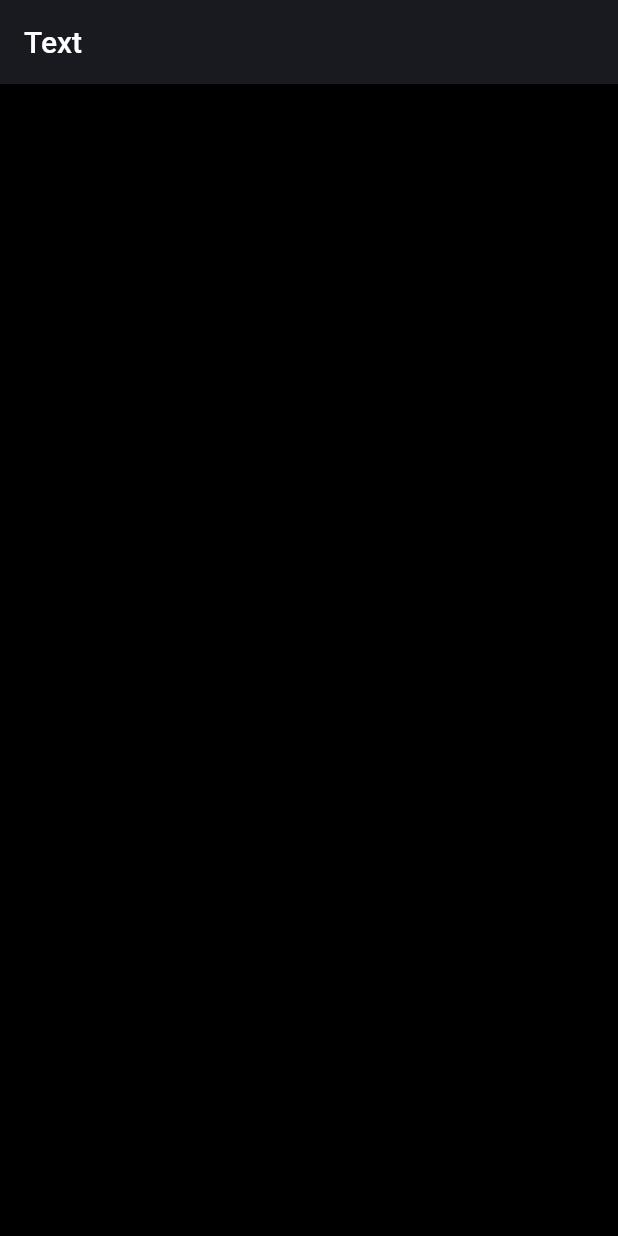
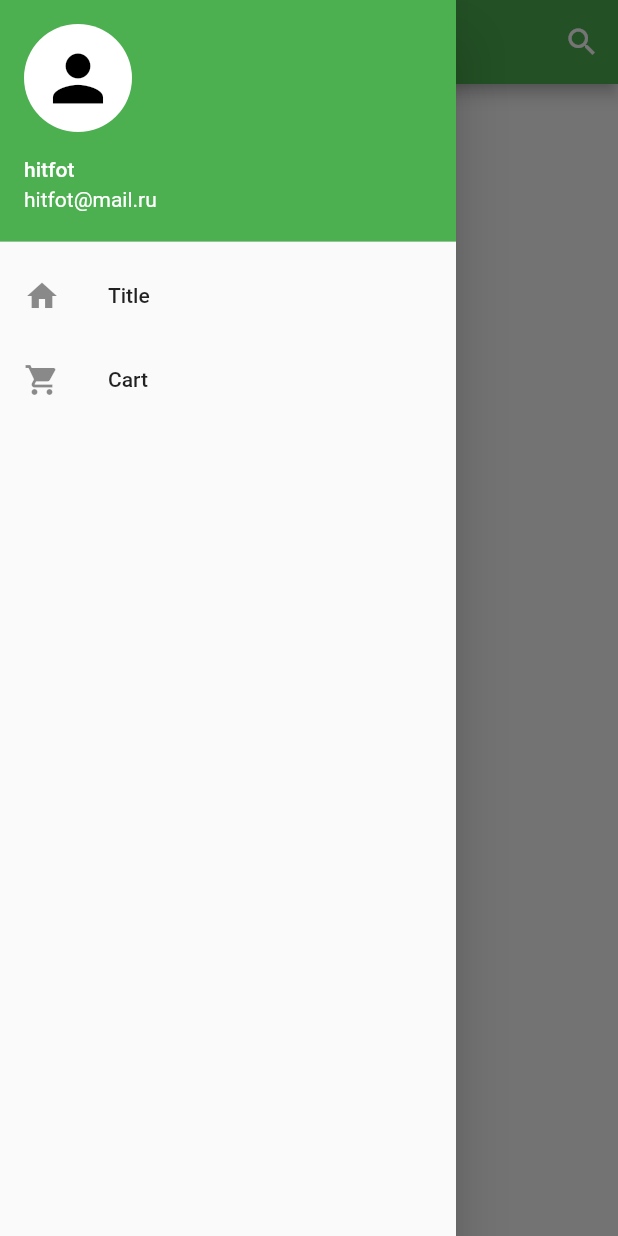
Before and after one commit to Kar1ch/marketplace, a Flutter app: the screen it shows after launch, with the side drawer open (before the commit the screen has no drawer), on a phone screen of 412 x 824 dp. Run offline on Flutter 3.47's test engine with Material 2 defaults, Android fonts, the phone set to English and light mode, and no system bars.

Commit message:
Commit 1

```diff
--- a/lib/main.dart
+++ b/lib/main.dart
@@ -1,10 +1,63 @@
 import 'package:flutter/material.dart';
-import 'package:marketplace/presentation/pages/home.dart';
 
-Future<void> main() async{
-  runApp(const MaterialApp(
-    debugShowCheckedModeBanner: false,
-    home: HomePage(),
-  ));
+void main() {
+  runApp(
+      MaterialApp(
+        debugShowCheckedModeBanner: false,
+        home: HomePage(),
+      )
+  );
+}
 
+class HomePage extends StatefulWidget{
+  @override
+  _HomePageState createState() => _HomePageState();
 }
+
+class _HomePageState extends State<HomePage>{
+  @override
+  Widget build(BuildContext context) {
+    return Scaffold(
+      appBar: AppBar(
+        backgroundColor: Colors.green,
+        title: const Text('Marketplace'),
+        actions: <Widget>[
+          IconButton(onPressed: (){}, icon: Icon(Icons.search, color: Colors.white,)),
+        ],
+      ),
+      drawer: Drawer(
+        child: ListView(
+          children: <Widget>[
+            UserAccountsDrawerHeader(
+              accountName: Text('hitfot'),
+              accountEmail: Text('hitfot@mail.ru'),
+              currentAccountPicture: GestureDetector(
+                child: const CircleAvatar(
+                  backgroundColor: Colors.white,
+                  child: Icon(Icons.person, color: Colors.black, size: 50,),
+                ),
+              ),
+              decoration: const BoxDecoration(
+                color: Colors.green,
+              ),
+            ),
+            InkWell(
+              onTap: (){},
+              child: const ListTile(
+                leading: Icon(Icons.home),
+                title: Text('Title'),
+              )
+            ),
+            InkWell(
+              onTap: (){},
+              child: const ListTile(
+                leading: Icon(Icons.shopping_cart),
+                title: Text('Cart'),
+              ),
+            ),
+          ],
+        ),
+      ),
+    );
+  }
+}
```
